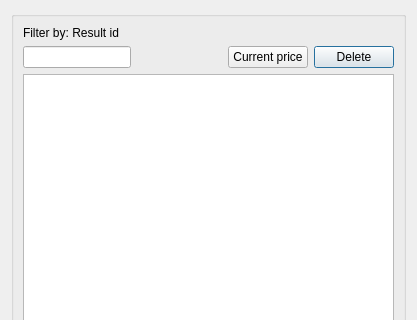
Before: the Qt Designer form ui/price_manager.ui in Giswater/giswater_qgis_plugin, drawn with Qt 5; both pictures show x 0 to 417 and y 0 to 320 of the 417 by 783 pixel window.
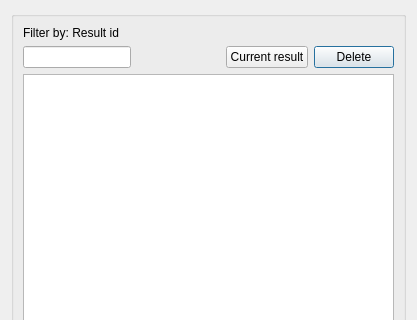
After: the same form once the commit is applied.

Commit message: Change button name and text

What changed in the file:
```diff
--- a/ui/price_manager.ui
+++ b/ui/price_manager.ui
@@ -92,7 +92,7 @@
       <item row="1" column="5">
        <widget class="QPushButton" name="btn_update_price">
         <property name="text">
-         <string>Current price</string>
+         <string>Current result</string>
         </property>
        </widget>
       </item>
```
Left out of the diff: 2 changed lines with no effect on the pictures. The commit also changes 1 other file.
